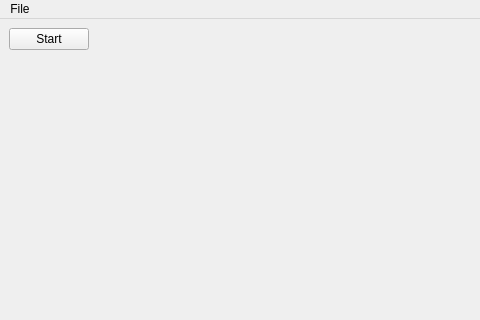
adazem009/QScratchRuntime, file ui/mainwindow.ui: the form before one commit; both pictures show x 0 to 480 and y 0 to 320 of the 800 by 600 pixel window.
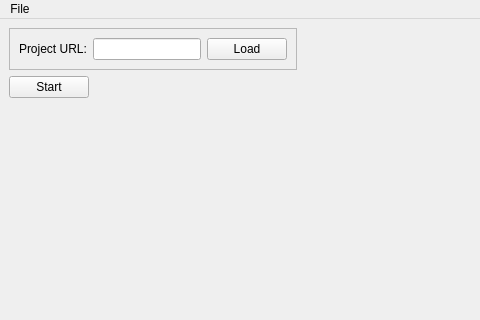
The form after the commit.

Commit message: ui: mainwindow: Add load from URL text edit and button

```diff
--- a/ui/mainwindow.ui
+++ b/ui/mainwindow.ui
@@ -18,13 +18,67 @@
     <property name="sizeConstraint">
      <enum>QLayout::SetFixedSize</enum>
     </property>
-    <item row="0" column="0" alignment="Qt::AlignLeft|Qt::AlignTop">
+    <item row="1" column="0" alignment="Qt::AlignLeft|Qt::AlignTop">
      <widget class="QPushButton" name="greenFlag">
       <property name="text">
        <string>Start</string>
       </property>
      </widget>
     </item>
+    <item row="0" column="0">
+     <widget class="QFrame" name="urlFrame">
+      <property name="sizePolicy">
+       <sizepolicy hsizetype="Preferred" vsizetype="Fixed">
+        <horstretch>0</horstretch>
+        <verstretch>0</verstretch>
+       </sizepolicy>
+      </property>
+      <property name="frameShape">
+       <enum>QFrame::StyledPanel</enum>
+      </property>
+      <property name="frameShadow">
+       <enum>QFrame::Raised</enum>
+      </property>
+      <layout class="QHBoxLayout" name="horizontalLayout">
+       <item>
+        <widget class="QLabel" name="urlLabel">
+         <property name="sizePolicy">
+          <sizepolicy hsizetype="Fixed" vsizetype="Fixed">
+           <horstretch>0</horstretch>
+           <verstretch>0</verstretch>
+          </sizepolicy>
+         </property>
+         <property name="text">
+          <string>Project URL:</string>
+         </property>
+        </widget>
+       </item>
+       <item>
+        <widget class="QLineEdit" name="urlEdit">
+         <property name="sizePolicy">
+          <sizepolicy hsizetype="Preferred" vsizetype="Fixed">
+           <horstretch>0</horstretch>
+           <verstretch>0</verstretch>
+          </sizepolicy>
+         </property>
+        </widget>
+       </item>
+       <item>
+        <widget class="QPushButton" name="loadFromUrlButton">
+         <property name="sizePolicy">
+          <sizepolicy hsizetype="Fixed" vsizetype="Fixed">
+           <horstretch>0</horstretch>
+           <verstretch>0</verstretch>
+          </sizepolicy>
+         </property>
+         <property name="text">
+          <string>Load</string>
+         </property>
+        </widget>
+       </item>
+      </layout>
+     </widget>
+    </item>
    </layout>
   </widget>
   <widget class="QMenuBar" name="menubar">
```
Left out of the diff: 2 changed lines with no effect on the pictures.
